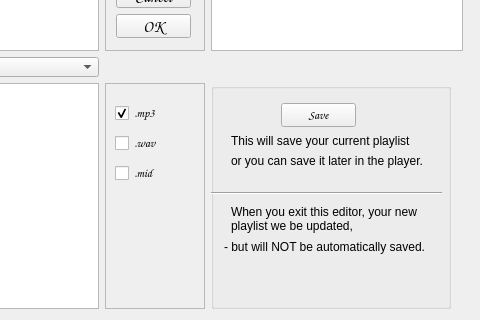
Spidersbox/RandomPlayer, file src/forms/editform.ui: the form before one commit; both pictures show x 168 to 648 and y 187 to 507 of the 648 by 507 pixel window.
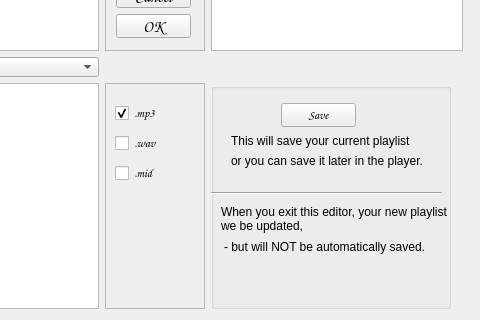
The form after the commit.

```diff
--- a/src/forms/editform.ui
+++ b/src/forms/editform.ui
@@ -303,7 +303,7 @@
        <rect>
         <x>20</x>
         <y>50</y>
-        <width>201</width>
+        <width>221</width>
         <height>16</height>
        </rect>
       </property>
@@ -316,7 +316,7 @@
        <rect>
         <x>20</x>
         <y>70</y>
-        <width>201</width>
+        <width>221</width>
         <height>16</height>
        </rect>
       </property>
@@ -346,9 +346,9 @@
      <widget class="QLabel" name="label_5">
       <property name="geometry">
        <rect>
-        <x>20</x>
+        <x>10</x>
         <y>120</y>
-        <width>211</width>
+        <width>231</width>
         <height>31</height>
        </rect>
       </property>
@@ -364,7 +364,7 @@
        <rect>
         <x>13</x>
         <y>153</y>
-        <width>211</width>
+        <width>231</width>
         <height>21</height>
        </rect>
       </property>
```
